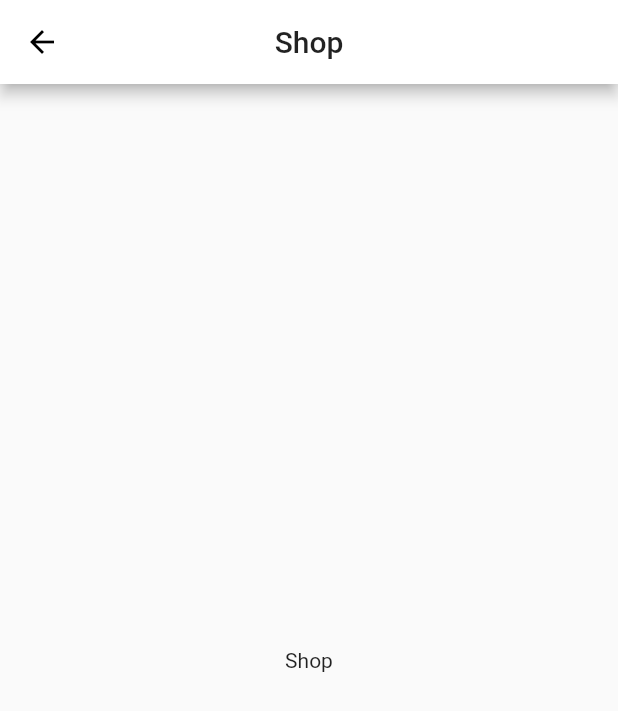
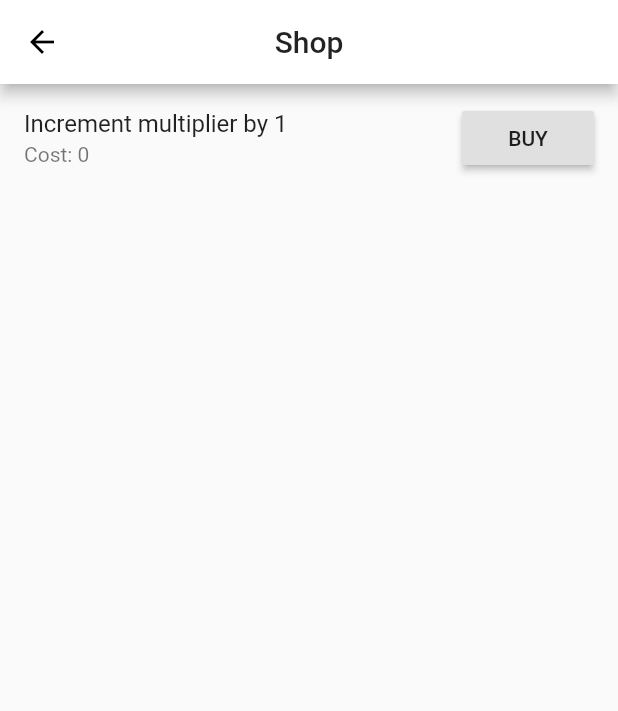
Before and after one commit to Nackha1/PokeClicker, a Flutter app: the screen it shows after launch, after a tap on the "shopping cart" icon, on a phone screen of 412 x 824 dp. Shown: the top 711 px of the screen. Run offline on Flutter 3.47's test engine with Material 2 defaults, Android fonts, the light colour scheme and no system bars; our stand-ins replace cached_network_image, shared_preferences; missing offline and left inert: draggable_scrollbar.

Commit message:
Added CoinsManager class and Settings page, added one item to shop list

```diff
--- /dev/null
+++ b/lib/classes/coinsManager.dart
@@ -0,0 +1,51 @@
+import 'package:shared_preferences/shared_preferences.dart';
+
+class CoinsManager {
+  static SharedPreferences prefs;
+  static int coins;
+  static int multiplier;
+  static int savedCoins;
+  static int savedMultiplier;
+
+  CoinsManager();
+
+  static Future<void> initialize() async {
+    prefs = await SharedPreferences.getInstance();
+    coins = prefs.getInt('coins') ?? 0;
+    multiplier = prefs.getInt('multiplier') ?? 1;
+  }
+
+  static void setCoins(int amount) async {
+    coins = amount;
+    await prefs.setInt('coins', coins);
+  }
+
+  static void setMultiplier(int amount) async {
+    multiplier = amount;
+    await prefs.setInt('multiplier', multiplier);
+  }
+
+  static void incrementCoinsByMultiplier() async {
+    coins += multiplier;
+    await prefs.setInt('coins', coins);
+  }
+
+  static void saveValues() {
+    savedCoins = coins;
+    savedMultiplier = multiplier;
+  }
+
+  static void restoreValues() async {
+    coins = savedCoins;
+    await prefs.setInt('coins', coins);
+    multiplier = savedMultiplier;
+    await prefs.setInt('multiplier', multiplier);
+  }
+
+  static void resetValues() async {
+    coins = 0;
+    await prefs.setInt('coins', coins);
+    multiplier = 1;
+    await prefs.setInt('multiplier', multiplier);
+  }
+}
--- a/lib/main.dart
+++ b/lib/main.dart
@@ -1,7 +1,9 @@
 import 'package:flutter/material.dart';
 import 'package:flutter/services.dart';
+import 'package:pokeclicker/classes/coinsManager.dart';
 import 'package:pokeclicker/pages/clicker.dart';
 import 'package:pokeclicker/pages/pokedex.dart';
+import 'package:pokeclicker/pages/settings.dart';
 import 'package:pokeclicker/pages/shop.dart';
 
 void main() => runApp(MyApp());
@@ -24,6 +26,7 @@ class MyApp extends StatelessWidget {
         '/': (context) => ClickerPage(),
         '/pokedex': (context) => PokedexPage(),
         '/shop': (context) => ShopPage(),
+        '/settings': (context) => SettingsPage(),
       },
       debugShowCheckedModeBanner: false,
     );
--- a/lib/pages/clicker.dart
+++ b/lib/pages/clicker.dart
@@ -1,4 +1,5 @@
 import 'package:flutter/material.dart';
+import 'package:pokeclicker/classes/coinsManager.dart';
 
 class ClickerPage extends StatefulWidget {
   @override
@@ -7,11 +8,11 @@ class ClickerPage extends StatefulWidget {
 
 class _ClickerPageState extends State<ClickerPage>
     with SingleTickerProviderStateMixin {
-  int _coins = 0;
-  int _multiplier = 1;
-
   Animation _animation;
   AnimationController _animationController;
+
+  int coins = 0;
+  int multiplier = 0;
 
   @override
   void initState() {
@@ -29,20 +30,19 @@ class _ClickerPageState extends State<ClickerPage>
       curve: Curves.ease,
     );
     _animation = Tween(begin: 0.95, end: 0.85).animate(_animation);
+
+    _initialize();
   }
 
-  void _tap() {
-    setState(() {
-      _coins += _multiplier;
+  void _initialize() async {
+    await CoinsManager.initialize();
+    setState(() {});
+  }
+
+  void _incrementCounter() async {
+    CoinsManager.incrementCoinsByMultiplier();
     _animationController.reset();
     _animationController.forward();
-    });
-  }
-
-  @override
-  void dispose() {
-    super.dispose();
-    _animationController.dispose();
   }
 
   @override
@@ -51,12 +51,19 @@ class _ClickerPageState extends State<ClickerPage>
       appBar: AppBar(
         title: Text('PokeClicker'),
         centerTitle: true,
+        actions: <Widget>[
+          IconButton(
+            onPressed: () {
+              Navigator.pushNamed(context, '/settings');
+            },
+            icon: Icon(Icons.settings),
+          )
+        ],
       ),
       body: Column(
         mainAxisAlignment: MainAxisAlignment.end,
         children: <Widget>[
           Expanded(
-            //flex: 10,
             child: Container(
               child: Column(
                 mainAxisAlignment: MainAxisAlignment.center,
@@ -67,7 +74,7 @@ class _ClickerPageState extends State<ClickerPage>
                       mainAxisAlignment: MainAxisAlignment.center,
                       children: <Widget>[
                         Text(
-                          '$_coins',
+                          '${CoinsManager.coins}',
                           style: TextStyle(
                             fontSize: 32,
                           ),
@@ -82,7 +89,7 @@ class _ClickerPageState extends State<ClickerPage>
                   Expanded(
                     flex: 3,
                     child: GestureDetector(
-                      onTap: _tap,
+                      onTap: _incrementCounter,
                       child: Transform.scale(
                         scale: _animation.value,
                         child: Image.asset(
@@ -110,6 +117,7 @@ class _ClickerPageState extends State<ClickerPage>
                     onTap: () {
                       Navigator.pushNamed(context, '/shop');
                     },
+                    child: Center(
                       child: Padding(
                         padding: const EdgeInsets.all(8.0),
                         child: Icon(
@@ -121,9 +129,17 @@ class _ClickerPageState extends State<ClickerPage>
                     ),
                   ),
                 ),
+              ),
               Expanded(
                 flex: 5,
-                child: Container(),
+                child: Container(
+                  child: Center(
+                    child: Text(
+                      '+${CoinsManager.multiplier}',
+                      style: Theme.of(context).textTheme.title,
+                    ),
+                  ),
+                ),
               ),
               Expanded(
                 flex: 2,
@@ -138,12 +154,14 @@ class _ClickerPageState extends State<ClickerPage>
                     onTap: () {
                       Navigator.pushNamed(context, '/pokedex');
                     },
+                    child: Center(
                       child: Padding(
                         padding: const EdgeInsets.all(8.0),
                         child: Icon(
-                        Icons.list,
+                          Icons.menu,
                           color: Colors.white70,
                           size: 32,
+                        ),
                       ),
                     ),
                   ),
--- a/lib/pages/details.dart
+++ b/lib/pages/details.dart
@@ -1,8 +1,8 @@
 import 'package:flutter/material.dart';
 import 'package:pokeclicker/classes/pokemon.dart';
 import 'package:pokeclicker/classes/typeColors.dart';
-import 'package:pokeclicker/colors.dart';
 import 'package:cached_network_image/cached_network_image.dart';
+import 'package:pokeclicker/globals.dart';
 
 class DetailsPage extends StatefulWidget {
   DetailsPage({Key key, this.pokemon}) : super(key: key);
--- a/lib/pages/shop.dart
+++ b/lib/pages/shop.dart
@@ -1,4 +1,5 @@
 import 'package:flutter/material.dart';
+import 'package:pokeclicker/classes/coinsManager.dart';
 
 class ShopPage extends StatefulWidget {
   @override
@@ -13,8 +14,20 @@ class _ShopPageState extends State<ShopPage> {
         title: Text('Shop'),
         centerTitle: true,
       ),
-      body: Center(
-        child: Text('Shop'),
+      body: ListView(
+        children: <Widget>[
+          ListTile(
+            title: Text('Increment multiplier by 1'),
+            subtitle: Text('Cost: 0'),
+            trailing: RaisedButton(
+              child: Text('BUY'),
+              onPressed: () {
+                CoinsManager.setCoins(CoinsManager.coins - 0);
+                CoinsManager.setMultiplier(CoinsManager.multiplier + 1);
+              },
+            ),
+          )
+        ],
       ),
     );
   }
--- a/pubspec.yaml
+++ b/pubspec.yaml
@@ -21,6 +21,7 @@ dependencies:
     sdk: flutter
   draggable_scrollbar: ^0.0.4
   cached_network_image: ^2.0.0
+  shared_preferences: ^0.5.6+1
 
   # The following adds the Cupertino Icons font to your application.
   # Use with the CupertinoIcons class for iOS style icons.
```
Also changed, not shown: lib/pages/pokedex.dart (+7 -17 lines), lib/pages/settings.dart (added, +52 -0 lines), lib/widgets/pokemonTile.dart (+7 -4 lines), lib/globals.dart (renamed from lib/colors.dart), pubspec.lock. Lines whose indentation alone changed are shown as unchanged.
